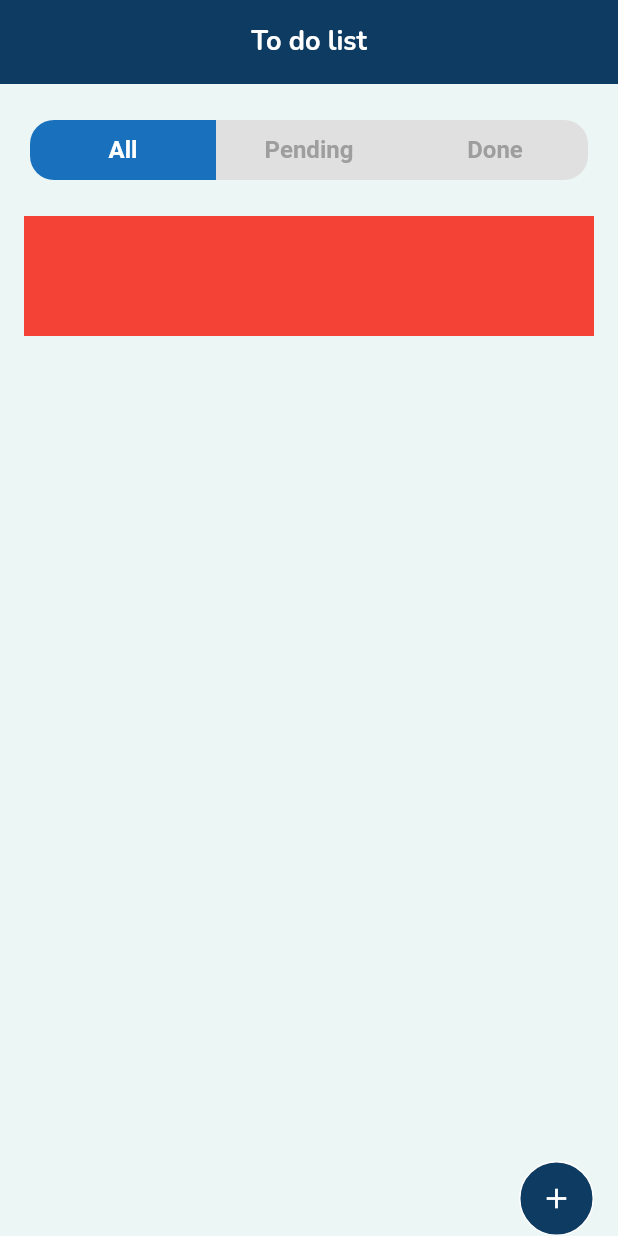
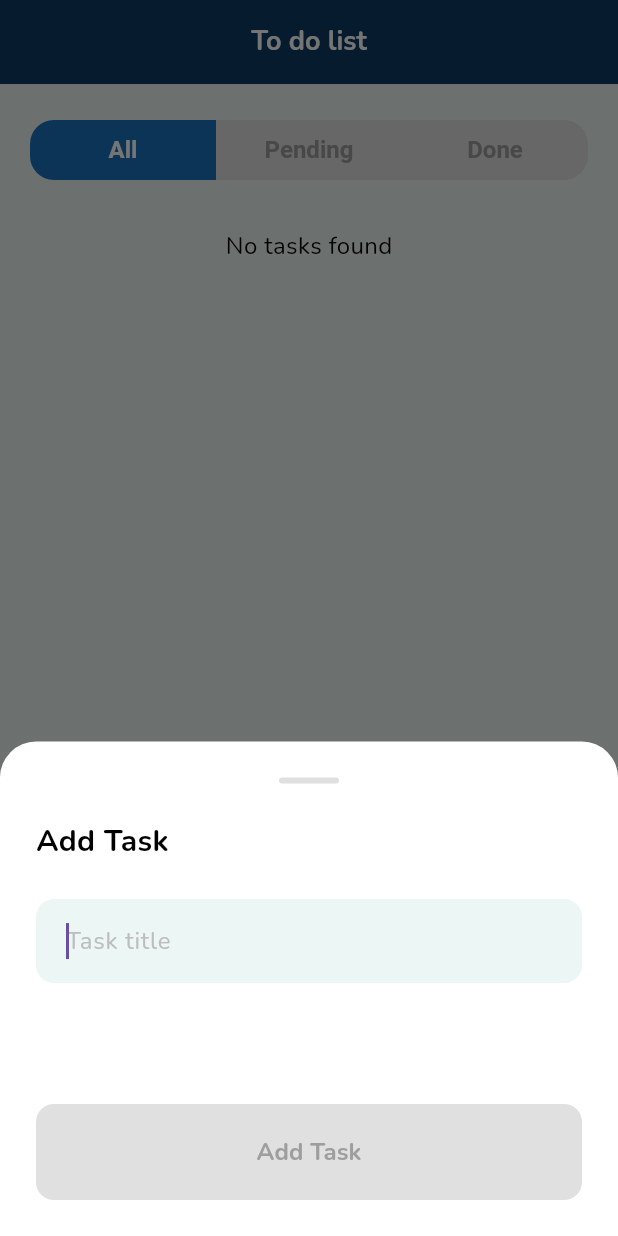
Before and after one commit to rivaldoagripino/todo_application, a Flutter app: the screen it shows after launch, after a tap on the "add" icon, on a phone screen of 412 x 824 dp. Run offline on Flutter 3.47's test engine with Material 3 defaults, Android fonts, the phone set to English and light mode, and no system bars; our stand-ins replace equatable, flutter_bloc, flutter_modular, google_fonts, shared_preferences.

Commit message:
feat: implement todo list with state management and local storage
- Added Cubit-based state management with ModularCubitState base class for lifecycle handling
- Implemented local storage using SharedPreferences for todo persistence with add/remove operations
- Created modular routing structure with AppModule and TodoModule for scalable navigation

```diff
--- /dev/null
+++ b/lib/core/app/page_state.dart
@@ -0,0 +1,36 @@
+import 'package:flutter/material.dart';
+import 'package:flutter_bloc/flutter_bloc.dart';
+import 'package:flutter_modular/flutter_modular.dart';
+
+enum PageStatus {
+  initial,
+  loading,
+  success,
+  error
+}
+
+abstract class ModularCubitState<TWidget extends StatefulWidget,
+    TBind extends Cubit> extends State<TWidget> {
+  final TBind _cubit = Modular.get<TBind>();
+
+  TBind get cubit => _cubit;
+
+  @override
+  void dispose() {
+    super.dispose();
+    final isDisposed = Modular.dispose<TBind>();
+    if (isDisposed) {
+      return;
+    }
+
+    if (_cubit is Disposable) {
+      (_cubit as Disposable).dispose();
+    }
+
+    if (_cubit is Sink) {
+      (_cubit as Sink).close();
+    } else if (_cubit is ChangeNotifier) {
+      (_cubit as ChangeNotifier).dispose();
+    }
+  }
+}
--- a/lib/core/theme/app_colors.dart
+++ b/lib/core/theme/app_colors.dart
@@ -10,6 +10,8 @@ class AppColors {
   static final blue = HexColor.fromHex('#000FFF');
 
   static final black = HexColor.fromHex('#000000');
+
+  static final red = HexColor.fromHex('#FF0000');
 }
 
 extension HexColor on Color {
--- a/lib/main.dart
+++ b/lib/main.dart
@@ -1,8 +1,14 @@
 import 'package:flutter/material.dart';
-import 'package:todo_application/modules/todo/pages/todo_page.dart';
+import 'package:flutter_modular/flutter_modular.dart';
+import 'package:todo_application/core/routers/app_module.dart';
 
 void main() {
-  runApp(const MyApp());
+  runApp(
+    ModularApp(
+      module: AppModule(),
+      child: const MyApp(),
+    ),
+  );
 }
 
 class MyApp extends StatelessWidget {
@@ -10,9 +16,9 @@ class MyApp extends StatelessWidget {
 
   @override
   Widget build(BuildContext context) {
-    return const MaterialApp(
+    return MaterialApp(
       title: 'Flutter Demo',
-      home: TodoPage(),
-    );
+      initialRoute: '/',
+    ).modular();
   }
 }
--- /dev/null
+++ b/lib/modules/todo/domain/models/todo_item_model.dart
@@ -0,0 +1,63 @@
+import 'dart:convert';
+
+import 'package:uuid/uuid.dart';
+
+enum TodoItemStatus {
+  pending,
+  inProgress,
+  done,
+}
+
+class TodoItemModel {
+  final String? id;
+  final String title;
+  final TodoItemStatus status;
+
+  const TodoItemModel({
+    this.id,
+    required this.title,
+    required this.status,
+  });
+
+  String generateId() {
+    const uuid = Uuid();
+    return uuid.v4().toString();
+  }
+
+  TodoItemModel copyWith({
+    String? id,
+    String? title,
+    TodoItemStatus? status,
+  }) {
+    return TodoItemModel(
+      id: id ?? generateId(),
+      title: title ?? this.title,
+      status: status ?? this.status,
+    );
+  }
+
+  Map<String, dynamic> toJson() {
+    return {
+      'id': id,
+      'title': title,
+      'status': status.name,
+    };
+  }
+
+  factory TodoItemModel.fromJson(Map<String, dynamic> json) {
+    return TodoItemModel(
+      id: json['id'],
+      title: json['title'],
+      status: TodoItemStatus.values.firstWhere(
+        (e) => e.name == json['status'],
+        orElse: () => TodoItemStatus.pending,
+      ),
+    );
+  }
+
+  String toJsonString() => jsonEncode(toJson());
+
+  factory TodoItemModel.fromJsonString(String jsonString) {
+    return TodoItemModel.fromJson(jsonDecode(jsonString));
+  }
+}
--- a/lib/modules/todo/pages/todo_page.dart
+++ /dev/null
@@ -1,61 +0,0 @@
-import 'package:flutter/material.dart';
-import 'package:todo_application/core/theme/app_colors.dart';
-import 'package:todo_application/core/theme/app_dimensions.dart';
-import 'package:todo_application/modules/shared/components/custom_app_bar.dart';
-import 'package:todo_application/modules/todo/widgets/custom_add_button.dart';
-import 'package:todo_application/modules/todo/widgets/custom_filter_segmented_button.dart';
-
-class TodoPage extends StatefulWidget {
-  const TodoPage({super.key});
-
-  @override
-  State<TodoPage> createState() => _TodoPageState();
-}
-
-class _TodoPageState extends State<TodoPage> {
-  @override
-  Widget build(BuildContext context) {
-    return Scaffold(
-      appBar: const CustomAppBar(title: 'To do list'),
-      body: Container(
-        color: AppColors.lightGray,
-        height: double.infinity,
-        width: double.infinity,
-        child: Column(
-          children: [
-            const CustomFilterSegmentedButton(selected: 'All'),
-            Container(
-              height: MediaQuery.of(context).size.height * 0.65,
-              padding: const EdgeInsets.symmetric(
-                horizontal: AppDimensions.kMarginDefault,
-                vertical: AppDimensions.kMarginDefault,
-              ),
-              child: ListView.builder(
-                itemCount: 10,
-                itemBuilder: (context, index) {
-                  return Container(
-                    color: Colors.red,
-                    height: 8,
-                  );
-                },
-              ),
-            ),
-            const Spacer(),
-            Padding(
-              padding:
-                  const EdgeInsets.only(right: AppDimensions.kMarginDefault),
-              child: Row(
-                mainAxisAlignment: MainAxisAlignment.end,
-                children: [
-                  CustomAddButton(
-                    onPressed: () {},
-                  ),
-                ],
-              ),
-            ),
-          ],
-        ),
-      ),
-    );
-  }
-}
--- /dev/null
+++ b/lib/modules/todo/presentation/cubits/todo_cubit.dart
@@ -0,0 +1,62 @@
+import 'package:flutter_bloc/flutter_bloc.dart';
+import 'package:todo_application/core/app/page_state.dart';
+import 'package:todo_application/core/config/cache/custom_shared_preferences.dart';
+import 'package:todo_application/modules/todo/domain/models/todo_item_model.dart';
+import 'package:todo_application/modules/todo/presentation/cubits/todo_state.dart';
+
+class TodoCubit extends Cubit<TodoState> {
+  TodoCubit() : super(const TodoState());
+
+  Future onInit() async {
+    emit(state.copyWith(status: PageStatus.loading));
+    _getTodoList();
+    await Future.delayed(const Duration(seconds: 2));
+    emit(state.copyWith(status: PageStatus.success));
+  }
+
+  Future _getTodoList() async {
+    CustomSharedPreferences.getTodoList().then((value) {
+      emit(state.copyWith(todoList: value));
+    });
+  }
+
+  void onFilterChanged(String value) {
+    emit(state.copyWith(selectedFilter: value));
+  }
+
+  Future<void> addTodo(String title) async {
+    final newTodo = TodoItemModel(
+      title: title,
+      status: TodoItemStatus.pending,
+    ).copyWith();
+
+    final updatedList = [...state.todoList, newTodo];
+    emit(state.copyWith(todoList: updatedList));
+
+    await CustomSharedPreferences.setTodoList(updatedList);
+  }
+
+  void onSelectItem(TodoItemModel item) {
+    if (state.selectedItems.contains(item)) {
+      final updatedList = state.selectedItems.where((i) => i != item).toList();
+      emit(state.copyWith(selectedItems: updatedList));
+    } else {
+      final updatedList = [...state.selectedItems, item];
+      emit(state.copyWith(selectedItems: updatedList));
+    }
+  }
+
+  String limitTitle(String title) {
+    if (title.length > 20) {
+      return '${title.substring(0, 20)}...';
+    }
+    return title;
+  }
+
+  Future<void> excludeTodo() async {
+    final updatedList =
+        state.todoList.where((i) => !state.selectedItems.contains(i)).toList();
+    await CustomSharedPreferences.removeTodoItem(state.selectedItems);
+    emit(state.copyWith(todoList: updatedList, selectedItems: []));
+  }
+}
--- /dev/null
+++ b/lib/modules/todo/presentation/cubits/todo_state.dart
@@ -0,0 +1,50 @@
+import 'package:equatable/equatable.dart';
+import 'package:todo_application/core/app/page_state.dart';
+import 'package:todo_application/modules/todo/domain/models/todo_item_model.dart';
+
+class TodoState extends Equatable {
+  final PageStatus status;
+  final List<TodoItemModel> todoList;
+  final List<TodoItemModel> selectedItems;
+  final String selectedFilter;
+
+  const TodoState({
+    this.status = PageStatus.initial,
+    this.todoList = const [],
+    this.selectedItems = const [],
+    this.selectedFilter = 'All',
+  });
+
+  List<TodoItemModel> get filteredTodoList {
+    if (selectedFilter == 'All') {
+      return todoList;
+    } else if (selectedFilter == 'Pending') {
+      return todoList.where((todo) => todo.status == TodoItemStatus.pending).toList();
+    } else if (selectedFilter == 'Done') {
+      return todoList.where((todo) => todo.status == TodoItemStatus.done).toList();
+    }
+    return todoList;
+  }
+
+  @override
+  List<Object?> get props => [
+        status,
+        todoList,
+        selectedItems,
+        selectedFilter,
+      ];
+
+  TodoState copyWith({
+    PageStatus? status,
+    List<TodoItemModel>? todoList,
+    List<TodoItemModel>? selectedItems,
+    String? selectedFilter,
+  }) {
+    return TodoState(
+      status: status ?? this.status,
+      todoList: todoList ?? this.todoList,
+      selectedItems: selectedItems ?? this.selectedItems,
+      selectedFilter: selectedFilter ?? this.selectedFilter,
+    );
+  }
+}
--- /dev/null
+++ b/lib/modules/todo/presentation/pages/todo_page.dart
@@ -0,0 +1,146 @@
+import 'package:flutter/material.dart';
+import 'package:flutter_bloc/flutter_bloc.dart';
+import 'package:todo_application/core/app/page_state.dart';
+import 'package:todo_application/core/theme/app_colors.dart';
+import 'package:todo_application/core/theme/app_dimensions.dart';
+import 'package:todo_application/core/theme/app_text_styles.dart';
+import 'package:todo_application/modules/shared/components/custom_app_bar.dart';
+import 'package:todo_application/modules/todo/presentation/cubits/todo_cubit.dart';
+import 'package:todo_application/modules/todo/presentation/cubits/todo_state.dart';
+import 'package:todo_application/modules/todo/presentation/widgets/add_todo_bottom_sheet.dart';
+import 'package:todo_application/modules/todo/presentation/widgets/custom_add_button.dart';
+import 'package:todo_application/modules/todo/presentation/widgets/custom_exclude_button.dart';
+import 'package:todo_application/modules/todo/presentation/widgets/custom_filter_segmented_button.dart';
+
+class TodoPage extends StatefulWidget {
+  const TodoPage({super.key});
+
+  @override
+  State<TodoPage> createState() => _TodoPageState();
+}
+
+class _TodoPageState extends ModularCubitState<TodoPage, TodoCubit> {
+  @override
+  void initState() {
+    super.initState();
+    cubit.onInit();
+  }
+
+  @override
+  Widget build(BuildContext context) {
+    return Scaffold(
+      appBar: const CustomAppBar(title: 'To do list'),
+      body: BlocBuilder<TodoCubit, TodoState>(
+        bloc: cubit,
+        builder: (context, state) {
+          if (state.status == PageStatus.loading) {
+            return const Center(
+              child: CircularProgressIndicator(),
+            );
+          }
+          return Container(
+            color: AppColors.lightGray,
+            height: double.infinity,
+            width: double.infinity,
+            child: Column(
+              children: [
+                CustomFilterSegmentedButton(
+                  selected: state.selectedFilter,
+                  onSelectionChanged: (value) {
+                    cubit.onFilterChanged(value);
+                  },
+                ),
+                Visibility(
+                  visible: state.filteredTodoList.isEmpty,
+                  child: Padding(
+                    padding:
+                        const EdgeInsets.only(top: AppDimensions.kMarginMedium),
+                    child: Text(
+                      'No tasks found',
+                      style: AppTextStyles.nunitoRegular16,
+                    ),
+                  ),
+                ),
+                Container(
+                  height: MediaQuery.of(context).size.height * 0.65,
+                  padding: const EdgeInsets.symmetric(
+                    horizontal: AppDimensions.kMarginDefault,
+                    vertical: AppDimensions.kMarginDefault,
+                  ),
+                  child: ListView.builder(
+                    itemCount: state.filteredTodoList.length,
+                    itemBuilder: (context, index) {
+                      final todo = state.filteredTodoList[index];
+                      return Padding(
+                        padding: const EdgeInsets.symmetric(
+                            vertical: AppDimensions.kMarginDefault),
+                        child: Container(
+                          decoration: BoxDecoration(
+                            color: AppColors.lightGray,
+                            borderRadius: BorderRadius.circular(
+                              AppDimensions.kMarginDefault,
+                            ),
+                          ),
+                          child: Row(
+                            children: [
+                              Checkbox(
+                                value: state.selectedItems.contains(todo),
+                                onChanged: (value) => cubit.onSelectItem(todo),
+                              ),
+                              Text(
+                                cubit.limitTitle(todo.title),
+                                style: AppTextStyles.nunitoRegular16,
+                              ),
+                              const Spacer(),
+                              IconButton(
+                                onPressed: () {},
+                                icon: const Icon(Icons.edit),
+                              )
+                            ],
+                          ),
+                        ),
+                      );
+                    },
+                  ),
+                ),
+                const Spacer(),
+                Padding(
+                  padding: const EdgeInsets.only(
+                      right: AppDimensions.kMarginDefault),
+                  child: Row(
+                    mainAxisAlignment: MainAxisAlignment.end,
+                    children: [
+                      Visibility(
+                        visible: state.selectedItems.isNotEmpty,
+                        child: CustomExcludeButton(
+                          onPressed: () => cubit.excludeTodo(),
+                        ),
+                      ),
+                      Visibility(
+                        visible: state.selectedItems.isEmpty,
+                        child: CustomAddButton(
+                          onPressed: () => showModalBottomSheet(
+                            context: context,
+                            isScrollControlled: true,
+                            backgroundColor: Colors.transparent,
+                            builder: (context) {
+                              return AddTodoBottomSheet(
+                                onAdd: (title) {
+                                  cubit.addTodo(title);
+                                },
+                              );
+                            },
+                          ),
+                        ),
+                      ),
+                    ],
+                  ),
+                ),
+              ],
+            ),
+          );
+        },
+      ),
+    );
+  }
+}
--- /dev/null
+++ b/lib/modules/todo/presentation/widgets/add_todo_bottom_sheet.dart
@@ -0,0 +1,130 @@
+import 'package:flutter/material.dart';
+import 'package:todo_application/core/theme/app_colors.dart';
+import 'package:todo_application/core/theme/app_dimensions.dart';
+import 'package:todo_application/core/theme/app_text_styles.dart';
+
+class AddTodoBottomSheet extends StatefulWidget {
+  const AddTodoBottomSheet({
+    super.key,
+    required this.onAdd,
+  });
+
+  final Function(String) onAdd;
+
+  @override
+  State<AddTodoBottomSheet> createState() => _AddTodoBottomSheetState();
+}
+
+class _AddTodoBottomSheetState extends State<AddTodoBottomSheet> {
+  final TextEditingController _titleController = TextEditingController();
+  bool _isButtonEnabled = false;
+
+  @override
+  void initState() {
+    super.initState();
+    _titleController.addListener(_updateButtonState);
+  }
+
+  void _updateButtonState() {
+    setState(() {
+      _isButtonEnabled = _titleController.text.trim().isNotEmpty;
+    });
+  }
+
+  @override
+  void dispose() {
+    _titleController.removeListener(_updateButtonState);
+    _titleController.dispose();
+    super.dispose();
+  }
+
+  @override
+  Widget build(BuildContext context) {
+    return Container(
+      height: MediaQuery.of(context).size.height * 0.4,
+      width: double.infinity,
+      decoration: BoxDecoration(
+        borderRadius: const BorderRadius.only(
+          topLeft: Radius.circular(AppDimensions.kMarginMedium),
+          topRight: Radius.circular(AppDimensions.kMarginMedium),
+        ),
+        color: AppColors.white,
+      ),
+      child: Padding(
+        padding: const EdgeInsets.all(AppDimensions.kMarginMedium),
+        child: Column(
+          crossAxisAlignment: CrossAxisAlignment.start,
+          children: [
+            Center(
+              child: Container(
+                width: 40,
+                height: 4,
+                decoration: BoxDecoration(
+                  color: Colors.grey[300],
+                  borderRadius: BorderRadius.circular(2),
+                ),
+              ),
+            ),
+            const SizedBox(height: AppDimensions.kMarginMedium),
+            Text(
+              'Add Task',
+              style: AppTextStyles.nunitoBold20,
+            ),
+            const SizedBox(height: AppDimensions.kMarginMedium),
+            TextField(
+              controller: _titleController,
+              autofocus: true,
+              decoration: InputDecoration(
+                hintText: 'Task title',
+                hintStyle: AppTextStyles.nunitoRegular16.copyWith(
+                  color: Colors.grey[400],
+                ),
+                filled: true,
+                fillColor: AppColors.lightGray,
+                border: OutlineInputBorder(
+                  borderRadius: BorderRadius.circular(12),
+                  borderSide: BorderSide.none,
+                ),
+                contentPadding: const EdgeInsets.symmetric(
+                  horizontal: AppDimensions.kMarginDefault,
+                  vertical: AppDimensions.kMarginDefault,
+                ),
+              ),
+              style: AppTextStyles.nunitoRegular16,
+            ),
+            const Spacer(),
+            SizedBox(
+              width: double.infinity,
+              height: AppDimensions.buttonHeight,
+              child: ElevatedButton(
+                onPressed: _isButtonEnabled
+                    ? () {
+                        widget.onAdd(_titleController.text.trim());
+                        Navigator.pop(context);
+                      }
+                    : null,
+                style: ElevatedButton.styleFrom(
+                  backgroundColor: AppColors.darkBlue,
+                  foregroundColor: AppColors.white,
+                  disabledBackgroundColor: Colors.grey[300],
+                  disabledForegroundColor: Colors.grey[500],
+                  shape: RoundedRectangleBorder(
+                    borderRadius: BorderRadius.circular(12),
+                  ),
+                  elevation: 0,
+                ),
+                child: Text(
+                  'Add Task',
+                  style: AppTextStyles.nunitoBold16.copyWith(
+                    color:
+                        _isButtonEnabled ? AppColors.white : Colors.grey[500],
+                  ),
+                ),
+              ),
+            ),
+          ],
+        ),
+      ),
+    );
+  }
+}
--- a/lib/modules/todo/widgets/custom_filter_segmented_button.dart
+++ b/lib/modules/todo/presentation/widgets/custom_filter_segmented_button.dart
@@ -6,9 +6,11 @@ class CustomFilterSegmentedButton extends StatefulWidget {
   const CustomFilterSegmentedButton({
     super.key,
     required this.selected,
+    required this.onSelectionChanged,
   });
 
   final String selected;
+  final Function(String) onSelectionChanged;
 
   @override
   State<CustomFilterSegmentedButton> createState() =>
@@ -40,6 +42,7 @@ class _CustomFilterSegmentedButtonState
           ],
           selected: {selected},
           onSelectionChanged: (newSelection) {
+            widget.onSelectionChanged(newSelection.first);
             setState(() => selected = newSelection.first);
           },
           showSelectedIcon: false,
--- a/pubspec.yaml
+++ b/pubspec.yaml
@@ -10,11 +10,13 @@ environment:
 dependencies:
   flutter:
     sdk: flutter
-  flutter_modular: ^6.3.4
+  flutter_modular: ^3.4.1+1
+  uuid: ^3.0.5
   google_fonts: ^6.1.0
   flutter_slidable: ^3.1.2
   flutter_bloc: ^8.1.3
   equatable: ^2.0.5
+  shared_preferences: ^2.2.1
 
 
   cupertino_icons: ^1.0.8
```
Also changed, not shown: lib/core/config/cache/custom_shared_preferences.dart (added, +71 -0 lines), lib/core/routers/app_module.dart (added, +12 -0 lines), lib/modules/todo/presentation/widgets/custom_exclude_button.dart (added, +30 -0 lines), lib/modules/todo/todo_module.dart (added, +22 -0 lines), lib/modules/todo/cubits/todo_cubit.dart (deleted), lib/modules/todo/cubits/todo_state.dart (deleted), lib/modules/todo/presentation/widgets/custom_add_button.dart (renamed from lib/modules/todo/widgets/custom_add_button.dart), pubspec.lock, 2 other files.
